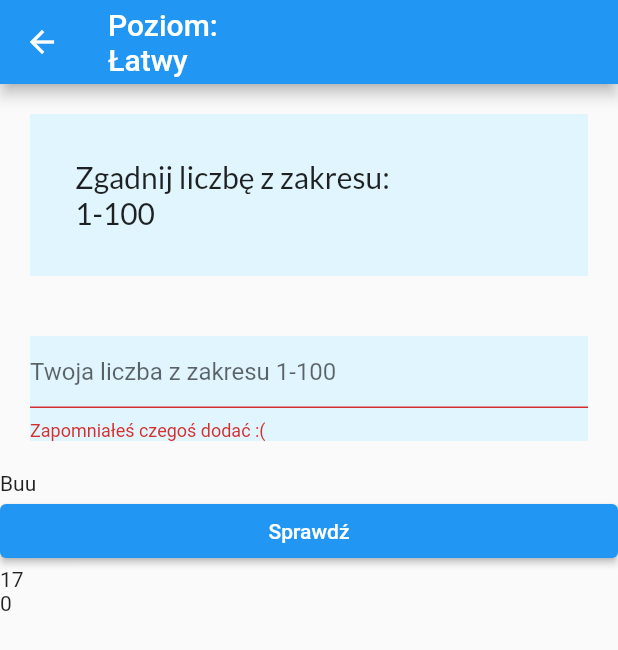
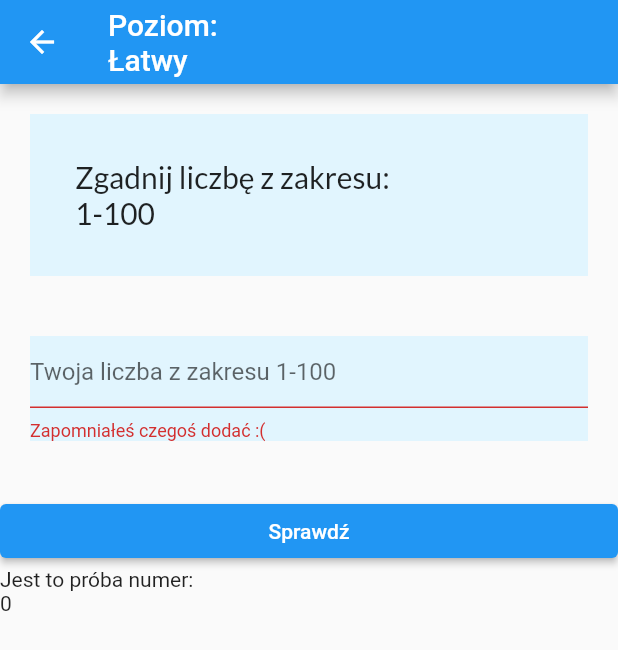
Before and after one commit to mgudalewicz/zgadulla, a Flutter app: the EasyLevel screen opened directly, after a tap on "Sprawdź", on a phone screen of 412 x 824 dp. Shown: the top 650 px of the screen. Run offline on Flutter 3.47's test engine with Material 2 defaults, Android fonts, the phone set to English and light mode, and no system bars; our stand-ins replace google_fonts.

Commit message:
add global variables

```diff
--- a/lib/easy/easyLevel.dart
+++ b/lib/easy/easyLevel.dart
@@ -2,6 +2,9 @@ import 'dart:math';
 import 'package:flutter/material.dart';
 import 'package:flutter/services.dart';
 import 'package:google_fonts/google_fonts.dart';
+import 'package:zgadulla/win/winPage.dart';
+
+int number = 0;
 
 class EasyLevel extends StatefulWidget {
   EasyLevel({
@@ -13,10 +16,9 @@ class EasyLevel extends StatefulWidget {
 }
 
 class _EasyLevelState extends State<EasyLevel> {
-  var result = 'Buu';
+  var result = '';
   var answer = TextEditingController();
   final _formKey = GlobalKey<FormState>();
-  int number = 0;
 
   @override
   Widget build(BuildContext context) {
@@ -51,9 +53,11 @@ class _EasyLevelState extends State<EasyLevel> {
                     } else if (int.parse(value) > widget.random1) {
                       number += 1;
                       result = "za dużo!";
+                      return 'Spróbuj jeszcze raz';
                     } else if (int.parse(value) == widget.random1) {
                       number += 1;
-                      result = "Brawo! Zgadłeś!";
+                      result = 'Brawo!';
+                      return 'wygrałeś!';
                     }
                     return null;
                   },
@@ -76,11 +80,19 @@ class _EasyLevelState extends State<EasyLevel> {
                     const SnackBar(content: Text('Processing Data')),
                   );
                 }
-                setState(() {});
-                if (result == "Brawo!") {}
+                setState(() {
+                  if (result == 'Brawo!') {
+                    Navigator.of(context).push(
+                      MaterialPageRoute(
+                        builder: (_) => const WinPage(),
+                      ),
+                    );
+                  }
+                });
+                answer.clear();
               },
             ),
-            Text(widget.random1.toString()),
+            const Text('Jest to próba numer:'),
             Text(number.toString()),
           ],
         ),
--- a/lib/win/winPage.dart
+++ b/lib/win/winPage.dart
@@ -1,4 +1,6 @@
 import 'package:flutter/material.dart';
+import 'package:google_fonts/google_fonts.dart';
+import 'package:zgadulla/easy/easyLevel.dart';
 import 'package:zgadulla/homePage/homePage.dart';
 
 class WinPage extends StatelessWidget {
@@ -19,6 +21,15 @@ class WinPage extends StatelessWidget {
         child: Column(
           mainAxisAlignment: MainAxisAlignment.end,
           children: [
+            Text(
+              'ilość prób',
+              style: GoogleFonts.lato(fontSize: 20),
+            ),
+            Text(
+              number.toString(),
+              style: GoogleFonts.lato(fontSize: 20),
+            ),
+            const SizedBox(height: 82),
             Center(
               child: Container(
                 margin: const EdgeInsets.all(40.0),
```
Also changed, not shown: images/tlo.gif (added).
